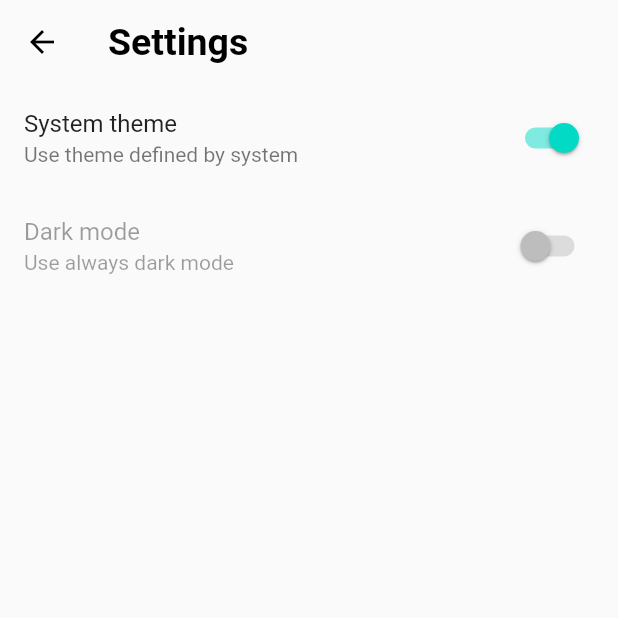
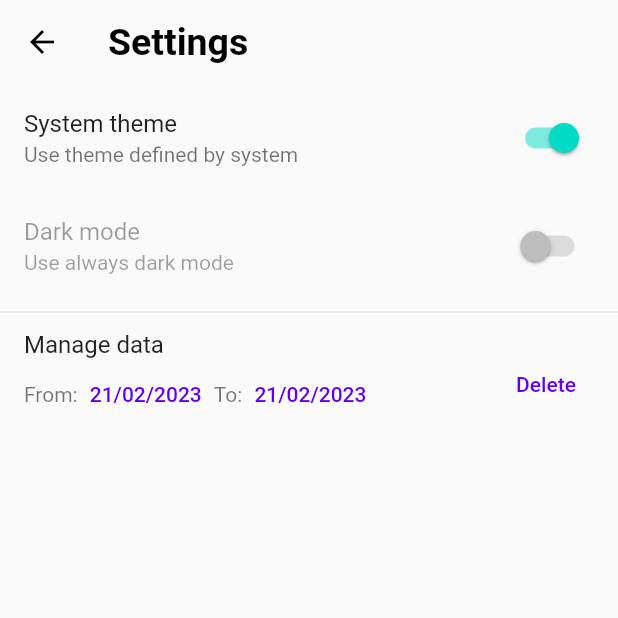
Before and after one commit to cdvdt/pontuador, a Flutter app: the screen it shows after launch, after a tap on the "settings" icon, on a phone screen of 412 x 824 dp, the top half of it. Run offline on Flutter 3.47's test engine with Material 2 defaults, Android fonts, the phone set to English and light mode, and no system bars; our stand-ins replace flutter_slidable, hive, hive_flutter, shared_preferences; accounts and stored records are empty; generated files the repository leaves out were written again.

Commit message:
added remove timestamps by period

```diff
--- /dev/null
+++ b/lib/src/controller/DateTimeController.dart
@@ -0,0 +1,8 @@
+class DateTimeController{
+  static DateTime toStartOfDay(DateTime date) =>
+      DateTime(date.year, date.month, date.day);
+
+  static DateTime toEndOfDay(DateTime date) =>
+      DateTime(date.year, date.month, date.day + 1)
+          .subtract(const Duration(milliseconds: 1));
+}
--- a/lib/src/controller/TimeStampController.dart
+++ b/lib/src/controller/TimeStampController.dart
@@ -46,4 +46,15 @@ class TimeStampController {
 
   void updateTimeStamp(TimeStamp timeStamp) =>
       timeStampBox.put(timeStamp.key, timeStamp);
+
+  void removeByPeriod(DateTime start, DateTime end) {
+    var items = timeStampBox.values;
+    if (items.isNotEmpty) {
+      var list = items.where((value) {
+        var date = value.value;
+        return date.isAfter(start) && date.isBefore(end);
+      });
+      timeStampBox.deleteAll(list.map((e) => e.key));
+    }
+  }
 }
--- a/lib/src/model/CustomTheme.dart
+++ b/lib/src/model/CustomTheme.dart
@@ -30,6 +30,7 @@ class CustomTheme{
         appBarTheme: const AppBarTheme(
             backgroundColor: appBarDarkColor,
             shadowColor: appBarDarkColor,
+            elevation: 0,
             titleTextStyle: TextStyle(
                 fontWeight: FontWeight.bold, fontSize: 25, color: Colors.white),
             centerTitle: false),
@@ -54,6 +55,7 @@ class CustomTheme{
         appBarTheme: const AppBarTheme(
             backgroundColor: appBarDarkColor,
             shadowColor: appBarDarkColor,
+            elevation: 0,
             titleTextStyle: TextStyle(
                 fontWeight: FontWeight.bold, fontSize: 25, color: Colors.black),
             iconTheme: IconThemeData(color: Colors.black),
--- a/lib/src/view/SettingsView.dart
+++ b/lib/src/view/SettingsView.dart
@@ -1,6 +1,10 @@
 import 'package:flutter/material.dart';
 import 'package:pontuador/src/controller/ThemeController.dart';
+import 'package:pontuador/src/controller/TimeStampController.dart';
 import 'package:pontuador/src/model/Settings.dart';
+import 'package:pontuador/src/view/CustomDialog.dart';
+import 'package:pontuador/src/view/widget/DateSelector.dart';
+import 'package:pontuador/src/controller/DateTimeController.dart';
 
 class SettingsView extends StatefulWidget {
   Settings _settings;
@@ -16,10 +20,19 @@ class _SettingsViewState extends State<SettingsView> {
 
   _SettingsViewState(this._settings);
 
+  DateTime _from = DateTimeController.toStartOfDay(DateTime.now());
+  DateTime _to = DateTimeController.toEndOfDay(DateTime.now());
+
   void updateTheme() {
     ThemeController().updateThemeMode(_settings);
     _settings.update();
   }
+
+  _deleteItems(BuildContext context) => CustomDialog.question(context,
+      title: "Confirm deletion",
+      message: "Are you sure?", handler: (value) {
+        if (value) TimeStampController().removeByPeriod(_from, _to);
+      });
 
   @override
   Widget build(BuildContext context) {
@@ -51,6 +64,21 @@ class _SettingsViewState extends State<SettingsView> {
                       }),
               value: useDarkMode,
             ),
+            Divider(),
+            ListTile(
+              title: Text('Manage data'),
+              subtitle: Row(
+                children: [
+                  Text('From:'),
+                  DateSelector(
+                      currentDate: _from, onSelected: (picked) => setState(() => _from = DateTimeController.toStartOfDay(picked))),
+                  Text('To:'),
+                  DateSelector(
+                      currentDate: _to, onSelected: (picked) => setState(() => _to = DateTimeController.toEndOfDay(picked))),
+                ],
+              ),
+              trailing: TextButton(onPressed: () => _deleteItems(context), child: Text('Delete')),
+            )
           ]),
     );
   }
--- a/lib/src/view/TimeStamp/Pontuador.dart
+++ b/lib/src/view/TimeStamp/Pontuador.dart
@@ -1,6 +1,7 @@
 import 'package:flutter/material.dart';
 import 'package:hive_flutter/hive_flutter.dart';
 import 'package:intl/intl.dart';
+import 'package:pontuador/src/controller/DateTimeController.dart';
 import 'package:pontuador/src/controller/TimeStampController.dart';
 import 'package:pontuador/src/model/Settings.dart';
 import 'package:pontuador/src/model/TimeStamp.dart';
@@ -60,13 +61,6 @@ class _PontuadorViewState extends State<PontuadorView>
     _lowLimit = TimeStampController().oldest?.value;
     _highLimit = TimeStampController().newest?.value;
   }
-
-  DateTime _toStartOfDay(DateTime date) =>
-      DateTime(date.year, date.month, date.day);
-
-  DateTime _toEndOfDay(DateTime date) =>
-      DateTime(date.year, date.month, date.day + 1)
-          .subtract(Duration(milliseconds: 1));
 
   Widget _dateSelector(String caption, DateTime currentDate,
       void Function(DateTime selectedDate) onSelected) {
@@ -136,12 +130,12 @@ class _PontuadorViewState extends State<PontuadorView>
                       'From date',
                       _max(_initialDate, _lowLimitSafe),
                       (selectedDate) => setState(
-                          () => _initialDate = _toStartOfDay(selectedDate))),
+                          () => _initialDate = DateTimeController.toStartOfDay(selectedDate))),
                   _dateSelector(
                       'To date',
                       _min(_finalDate, _highLimitSafe),
                       (selectedDate) => setState(
-                          () => _finalDate = _toEndOfDay(selectedDate))),
+                          () => _finalDate = DateTimeController.toEndOfDay(selectedDate))),
                 ]),
           ),
           Expanded(
@@ -149,12 +143,13 @@ class _PontuadorViewState extends State<PontuadorView>
                 valueListenable: TimeStampController().getTimeStampListenable(),
                 builder: (context, box, widget) {
                   var timeTags = box.values.toList();
-                  if (_filtered)
+                  if (_filtered) {
                     timeTags.retainWhere((element) {
                       var item = element.value;
                       return item.compareTo(_initialDate) >= 0 &&
                           item.compareTo(_finalDate) <= 0;
                     });
+                  }
                   timeTags.sort((a, b) => a.compareTo(b));
                   return Center(
                       child: CustomScrollView(slivers: [
--- /dev/null
+++ b/lib/src/view/widget/DateSelector.dart
@@ -0,0 +1,53 @@
+import 'package:flutter/material.dart';
+import 'package:intl/intl.dart';
+
+class DateSelector extends StatelessWidget {
+  final DateTime currentDate;
+  final void Function(DateTime selectedDate) onSelected;
+  final Widget? icon;
+
+  final DateTime? _lowLimit;
+  DateTime get _lowLimitSafe => _lowLimit ?? DateTime(2000);
+  final DateTime? _highLimit;
+  DateTime get _highLimitSafe => _highLimit ?? DateTime(2100);
+
+  const DateSelector(
+      {Key? key,
+      this.icon,
+      required this.currentDate,
+      required this.onSelected,
+      DateTime? lowLimit,
+      DateTime? highLimit})
+      : _lowLimit = lowLimit,
+        _highLimit = highLimit,
+        super(key: key);
+
+  Future<void> _picker(BuildContext context) async {
+    final DateTime? picked = await showDatePicker(
+        context: context,
+        initialDate: currentDate,
+        initialDatePickerMode: DatePickerMode.day,
+        firstDate: _lowLimitSafe,
+        lastDate: _highLimitSafe);
+    if (picked != null) {
+      onSelected(picked);
+    }
+  }
+
+  @override
+  Widget build(BuildContext context) {
+    if (icon == null) {
+      return TextButton(
+          clipBehavior: Clip.antiAlias,
+          onPressed: () => _picker(context),
+          child: Text(DateFormat("dd/MM/yyyy").format(currentDate)));
+    } else {
+      return TextButton.icon(
+        icon: icon!,
+        clipBehavior: Clip.antiAlias,
+        onPressed: () => _picker(context),
+        label: Text(DateFormat("dd/MM/yyyy").format(currentDate)),
+      );
+    }
+  }
+}
```
Also changed, not shown: pubspec.lock.
